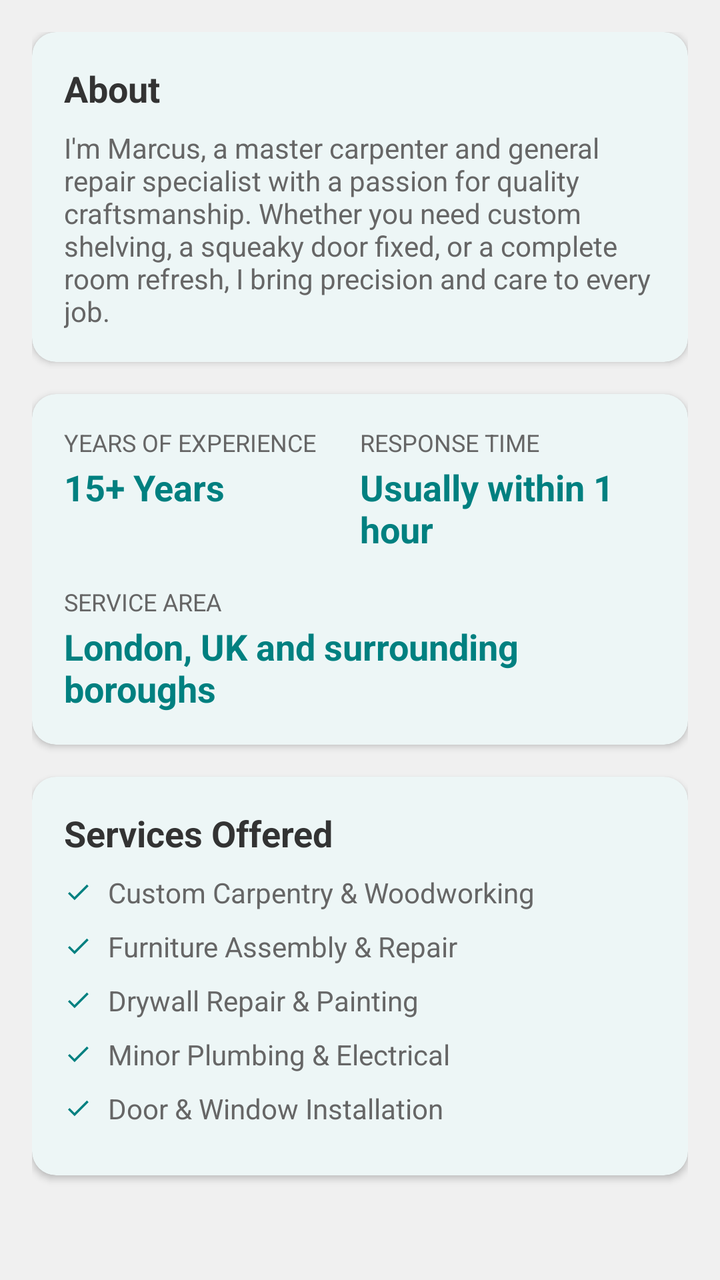
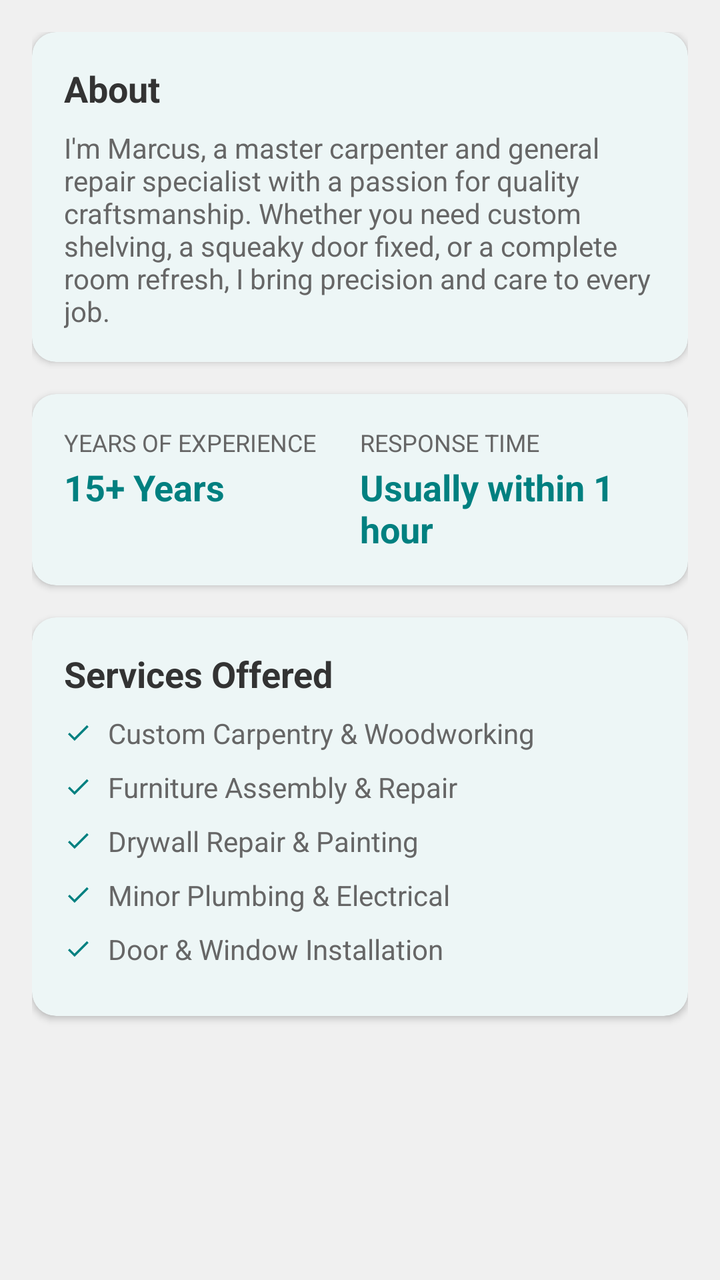

The first picture is an Android layout as it rendered before a commit; the second is the same layout after the commit. The layout source and the unified diff follow.
<!-- AndroidManifest.xml: application theme Theme.HandyProject -->
<!-- res/layout/fragment_profile_about.xml -->
<?xml version="1.0" encoding="utf-8"?>
<ScrollView
    xmlns:android="http://schemas.android.com/apk/res/android"
    xmlns:app="http://schemas.android.com/apk/res-auto"
    android:layout_width="match_parent"
    android:layout_height="match_parent"
    android:fillViewport="true"
    android:background="@color/colorBackground">

    <LinearLayout
        android:layout_width="match_parent"
        android:layout_height="wrap_content"
        android:orientation="vertical"
        android:padding="@dimen/padding_standard">

        
        <com.google.android.material.card.MaterialCardView
            style="@style/Widget.HandyProject.Card"
            android:layout_width="match_parent"
            android:layout_height="wrap_content"
            android:layout_marginBottom="@dimen/padding_standard">

            <LinearLayout
                android:layout_width="match_parent"
                android:layout_height="wrap_content"
                android:orientation="vertical"
                android:padding="@dimen/padding_standard">

                <TextView
                    android:layout_width="wrap_content"
                    android:layout_height="wrap_content"
                    android:layout_marginBottom="@dimen/padding_small"
                    android:text="About"
                    android:textSize="@dimen/text_size_subheading"
                    android:textStyle="bold"
                    android:textColor="@color/colorTextPrimary"
                    android:fontFamily="sans-serif"/>

                <TextView
                    android:id="@+id/tvBio"
                    android:layout_width="wrap_content"
                    android:layout_height="wrap_content"
                    android:text="I\'m Marcus, a master carpenter and general repair specialist with a passion for quality craftsmanship. Whether you need custom shelving, a squeaky door fixed, or a complete room refresh, I bring precision and care to every job."
                    android:textSize="@dimen/text_size_body"
                    android:textColor="@color/colorTextSecondary"
                    android:fontFamily="sans-serif"/>

            </LinearLayout>
        </com.google.android.material.card.MaterialCardView>

        
        <com.google.android.material.card.MaterialCardView
            style="@style/Widget.HandyProject.Card"
            android:layout_width="match_parent"
            android:layout_height="wrap_content"
            android:layout_marginBottom="@dimen/padding_standard">

            <LinearLayout
                android:layout_width="match_parent"
                android:layout_height="wrap_content"
                android:orientation="vertical"
                android:padding="@dimen/padding_standard">

                
                <LinearLayout
                    android:layout_width="match_parent"
                    android:layout_height="wrap_content"
                    android:orientation="horizontal"
                    android:weightSum="2">

                    <LinearLayout
                        android:layout_width="0dp"
                        android:layout_height="wrap_content"
                        android:layout_weight="1"
                        android:orientation="vertical">

                        <TextView
                            android:layout_width="wrap_content"
                            android:layout_height="wrap_content"
                            android:text="YEARS OF EXPERIENCE"
                            android:textSize="@dimen/text_size_caption"
                            android:textColor="@color/colorTextSecondary"
                            android:textAllCaps="true"
                            android:fontFamily="sans-serif"/>

                        <TextView
                            android:layout_width="wrap_content"
                            android:layout_height="wrap_content"
                            android:layout_marginTop="@dimen/margin_xsmall"
                            android:text="15+ Years"
                            android:textSize="@dimen/text_size_subheading"
                            android:textStyle="bold"
                            android:textColor="@color/colorPrimary"
                            android:fontFamily="sans-serif"/>

                    </LinearLayout>

                    <LinearLayout
                        android:layout_width="0dp"
                        android:layout_height="wrap_content"
                        android:layout_weight="1"
                        android:orientation="vertical">

                        <TextView
                            android:layout_width="wrap_content"
                            android:layout_height="wrap_content"
                            android:text="RESPONSE TIME"
                            android:textSize="@dimen/text_size_caption"
                            android:textColor="@color/colorTextSecondary"
                            android:textAllCaps="true"
                            android:fontFamily="sans-serif"/>

                        <TextView
                            android:layout_width="wrap_content"
                            android:layout_height="wrap_content"
                            android:layout_marginTop="@dimen/margin_xsmall"
                            android:text="Usually within 1 hour"
                            android:textSize="@dimen/text_size_subheading"
                            android:textStyle="bold"
                            android:textColor="@color/colorPrimary"
                            android:fontFamily="sans-serif"/>

                    </LinearLayout>
                </LinearLayout>

                
                <LinearLayout
                    android:layout_width="match_parent"
                    android:layout_height="wrap_content"
                    android:orientation="vertical"
                    android:layout_marginTop="@dimen/padding_standard">

                    <TextView
                        android:layout_width="wrap_content"
                        android:layout_height="wrap_content"
                        android:text="SERVICE AREA"
                        android:textSize="@dimen/text_size_caption"
                        android:textColor="@color/colorTextSecondary"
                        android:textAllCaps="true"
                        android:fontFamily="sans-serif"/>

                    <TextView
                        android:layout_width="wrap_content"
                        android:layout_height="wrap_content"
                        android:layout_marginTop="@dimen/margin_xsmall"
                        android:text="London, UK and surrounding boroughs"
                        android:textSize="@dimen/text_size_subheading"
                        android:textStyle="bold"
                        android:textColor="@color/colorPrimary"
                        android:fontFamily="sans-serif"/>

                </LinearLayout>
            </LinearLayout>
        </com.google.android.material.card.MaterialCardView>

        
        <com.google.android.material.card.MaterialCardView
            style="@style/Widget.HandyProject.Card"
            android:layout_width="match_parent"
            android:layout_height="wrap_content">

            <LinearLayout
                android:layout_width="match_parent"
                android:layout_height="wrap_content"
                android:orientation="vertical"
                android:padding="@dimen/padding_standard">

                <TextView
                    android:layout_width="wrap_content"
                    android:layout_height="wrap_content"
                    android:layout_marginBottom="@dimen/padding_small"
                    android:text="Services Offered"
                    android:textSize="@dimen/text_size_subheading"
                    android:textStyle="bold"
                    android:textColor="@color/colorTextPrimary"
                    android:fontFamily="sans-serif"/>

                
                <LinearLayout
                    android:layout_width="match_parent"
                    android:layout_height="wrap_content"
                    android:orientation="horizontal"
                    android:gravity="center_vertical"
                    android:layout_marginBottom="@dimen/padding_small">
                    <ImageView
                        android:layout_width="@dimen/icon_size_xs"
                        android:layout_height="@dimen/icon_size_xs"
                        android:src="@drawable/ic_check"
                        android:layout_marginEnd="@dimen/padding_small"
                        android:contentDescription="Check"/>
                    <TextView
                        android:layout_width="wrap_content"
                        android:layout_height="wrap_content"
                        android:text="Custom Carpentry &amp; Woodworking"
                        android:textSize="@dimen/text_size_body"
                        android:textColor="@color/colorTextSecondary"
                        android:fontFamily="sans-serif"/>
                </LinearLayout>

                
                <LinearLayout
                    android:layout_width="match_parent"
                    android:layout_height="wrap_content"
                    android:orientation="horizontal"
                    android:gravity="center_vertical"
                    android:layout_marginBottom="@dimen/padding_small">
                    <ImageView
                        android:layout_width="@dimen/icon_size_xs"
                        android:layout_height="@dimen/icon_size_xs"
                        android:src="@drawable/ic_check"
                        android:layout_marginEnd="@dimen/padding_small"
                        android:contentDescription="Check"/>
                    <TextView
                        android:layout_width="wrap_content"
                        android:layout_height="wrap_content"
                        android:text="Furniture Assembly &amp; Repair"
                        android:textSize="@dimen/text_size_body"
                        android:textColor="@color/colorTextSecondary"
                        android:fontFamily="sans-serif"/>
                </LinearLayout>

                
                <LinearLayout
                    android:layout_width="match_parent"
                    android:layout_height="wrap_content"
                    android:orientation="horizontal"
                    android:gravity="center_vertical"
                    android:layout_marginBottom="@dimen/padding_small">
                    <ImageView
                        android:layout_width="@dimen/icon_size_xs"
                        android:layout_height="@dimen/icon_size_xs"
                        android:src="@drawable/ic_check"
                        android:layout_marginEnd="@dimen/padding_small"
                        android:contentDescription="Check"/>
                    <TextView
                        android:layout_width="wrap_content"
                        android:layout_height="wrap_content"
                        android:text="Drywall Repair &amp; Painting"
                        android:textSize="@dimen/text_size_body"
                        android:textColor="@color/colorTextSecondary"
                        android:fontFamily="sans-serif"/>
                </LinearLayout>

                
                <LinearLayout
                    android:layout_width="match_parent"
                    android:layout_height="wrap_content"
                    android:orientation="horizontal"
                    android:gravity="center_vertical"
                    android:layout_marginBottom="@dimen/padding_small">
                    <ImageView
                        android:layout_width="@dimen/icon_size_xs"
                        android:layout_height="@dimen/icon_size_xs"
                        android:src="@drawable/ic_check"
                        android:layout_marginEnd="@dimen/padding_small"
                        android:contentDescription="Check"/>
                    <TextView
                        android:layout_width="wrap_content"
                        android:layout_height="wrap_content"
                        android:text="Minor Plumbing &amp; Electrical"
                        android:textSize="@dimen/text_size_body"
                        android:textColor="@color/colorTextSecondary"
                        android:fontFamily="sans-serif"/>
                </LinearLayout>

                
                <LinearLayout
                    android:layout_width="match_parent"
                    android:layout_height="wrap_content"
                    android:orientation="horizontal"
                    android:gravity="center_vertical"
                    android:layout_marginBottom="@dimen/padding_small">
                    <ImageView
                        android:layout_width="@dimen/icon_size_xs"
                        android:layout_height="@dimen/icon_size_xs"
                        android:src="@drawable/ic_check"
                        android:layout_marginEnd="@dimen/padding_small"
                        android:contentDescription="Check"/>
                    <TextView
                        android:layout_width="wrap_content"
                        android:layout_height="wrap_content"
                        android:text="Door &amp; Window Installation"
                        android:textSize="@dimen/text_size_body"
                        android:textColor="@color/colorTextSecondary"
                        android:fontFamily="sans-serif"/>
                </LinearLayout>

            </LinearLayout>
        </com.google.android.material.card.MaterialCardView>

    </LinearLayout>
</ScrollView>
<!-- resources referenced by this layout -->
<resources>
  <color name="colorBackground">#F0F0F0</color>
  <color name="colorPrimary">#008080</color>
  <color name="colorTextPrimary">#333333</color>
  <color name="colorTextSecondary">#666666</color>
  <dimen name="icon_size_xs">14dp</dimen>
  <dimen name="margin_xsmall">2dp</dimen>
  <dimen name="padding_small">8dp</dimen>
  <dimen name="padding_standard">16dp</dimen>
  <dimen name="text_size_body">14sp</dimen>
  <dimen name="text_size_caption">12sp</dimen>
  <dimen name="text_size_subheading">18sp</dimen>
  <!-- drawable ic_check (drawable) -->
  <?xml version="1.0" encoding="utf-8"?>
  <vector xmlns:android="http://schemas.android.com/apk/res/android"
      android:width="@dimen/icon_size_xs"
      android:height="@dimen/icon_size_xs"
      android:viewportWidth="24"
      android:viewportHeight="24">
      <path
          android:fillColor="@color/colorPrimary"
          android:pathData="M9,16.17L4.83,12l-1.42,1.41L9,19 21,7l-1.41,-1.41z"/>
  </vector>
  <style name="Widget.HandyProject.Card" parent="Widget.Material3.CardView.Elevated">
          <item name="cardCornerRadius">@dimen/corner_radius</item>
          <item name="cardElevation">@dimen/card_elevation</item>
          <item name="cardBackgroundColor">@color/colorCardBackground</item>
      </style>
  <style name="Theme.HandyProject" parent="Base.Theme.HandyProject" />
  <dimen name="corner_radius">12dp</dimen>
  <dimen name="card_elevation">2dp</dimen>
  <color name="colorCardBackground">#FFFFFF</color>
  <style name="Base.Theme.HandyProject" parent="Theme.Material3.DayNight.NoActionBar">
          <item name="colorPrimary">@color/colorPrimary</item>
          <item name="colorPrimaryDark">@color/colorPrimaryDark</item>
          <item name="colorOnPrimary">@color/white</item>
          <item name="colorSecondary">@color/colorAccent</item>
          <item name="colorOnSecondary">@color/white</item>
          <item name="colorSurface">@color/colorCardBackground</item>
          <item name="colorOnSurface">@color/colorTextPrimary</item>
          <item name="android:colorBackground">@color/colorBackground</item>
          <item name="colorError">@color/colorError</item>
          <item name="colorOnError">@color/white</item>
          <item name="android:textColorPrimary">@color/colorTextPrimary</item>
          <item name="android:textColorSecondary">@color/colorTextSecondary</item>
          <item name="android:fontFamily">sans-serif</item>
      </style>
  <color name="colorPrimaryDark">#006666</color>
  <color name="white">#FFFFFFFF</color>
  <color name="colorAccent">#008080</color>
  <color name="colorError">#F44336</color>
</resources>

<!-- the commit's change to res/layout/fragment_profile_about.xml (unified diff, before → after) -->
@@ -84,6 +84,7 @@
                             android:fontFamily="sans-serif"/>
 
                         <TextView
+                            android:id="@+id/tvYearsExperience"
                             android:layout_width="wrap_content"
                             android:layout_height="wrap_content"
                             android:layout_marginTop="@dimen/margin_xsmall"
@@ -111,6 +112,7 @@
                             android:fontFamily="sans-serif"/>
 
                         <TextView
+                            android:id="@+id/tvResponseTime"
                             android:layout_width="wrap_content"
                             android:layout_height="wrap_content"
                             android:layout_marginTop="@dimen/margin_xsmall"
@@ -121,34 +123,6 @@
                             android:fontFamily="sans-serif"/>
 
                     </LinearLayout>
-                </LinearLayout>
-
-                
-                <LinearLayout
-                    android:layout_width="match_parent"
-                    android:layout_height="wrap_content"
-                    android:orientation="vertical"
-                    android:layout_marginTop="@dimen/padding_standard">
-
-                    <TextView
-                        android:layout_width="wrap_content"
-                        android:layout_height="wrap_content"
-                        android:text="SERVICE AREA"
-                        android:textSize="@dimen/text_size_caption"
-                        android:textColor="@color/colorTextSecondary"
-                        android:textAllCaps="true"
-                        android:fontFamily="sans-serif"/>
-
-                    <TextView
-                        android:layout_width="wrap_content"
-                        android:layout_height="wrap_content"
-                        android:layout_marginTop="@dimen/margin_xsmall"
-                        android:text="London, UK and surrounding boroughs"
-                        android:textSize="@dimen/text_size_subheading"
-                        android:textStyle="bold"
-                        android:textColor="@color/colorPrimary"
-                        android:fontFamily="sans-serif"/>
-
                 </LinearLayout>
             </LinearLayout>
         </com.google.android.material.card.MaterialCardView>
